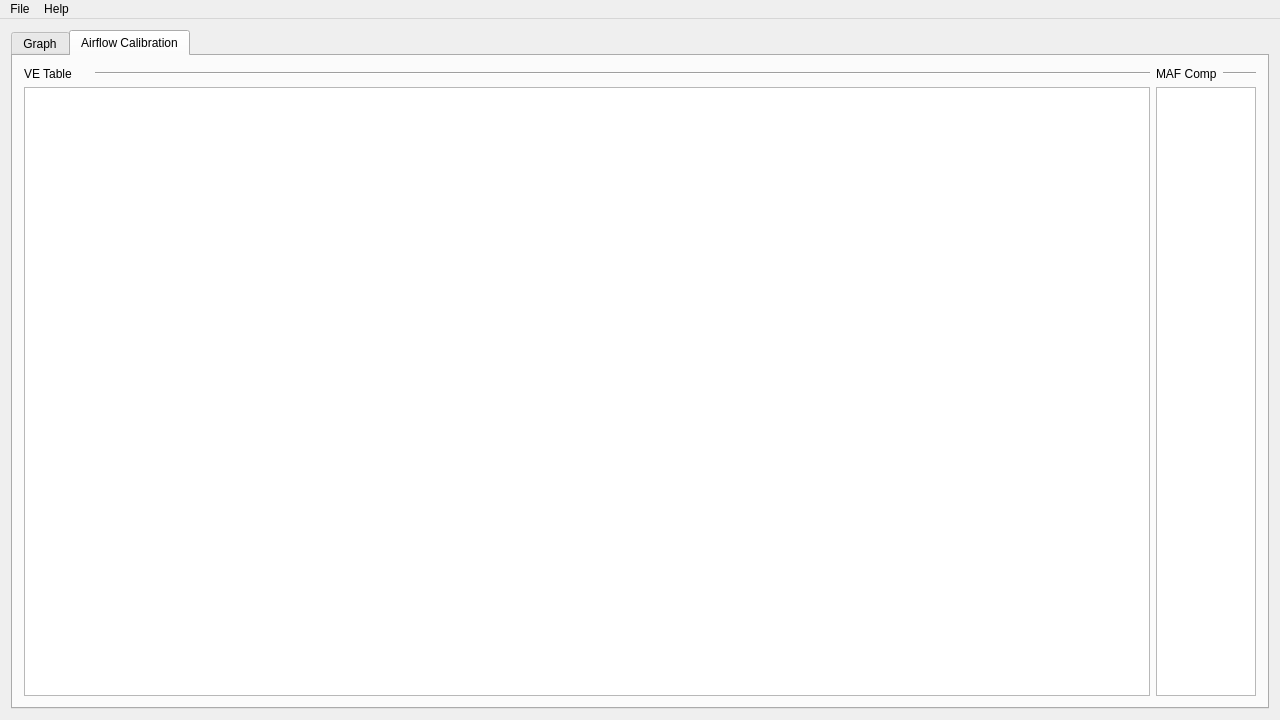
Old version of the form mainwindow.ui in the repository c2ypt1c/ecmapp.
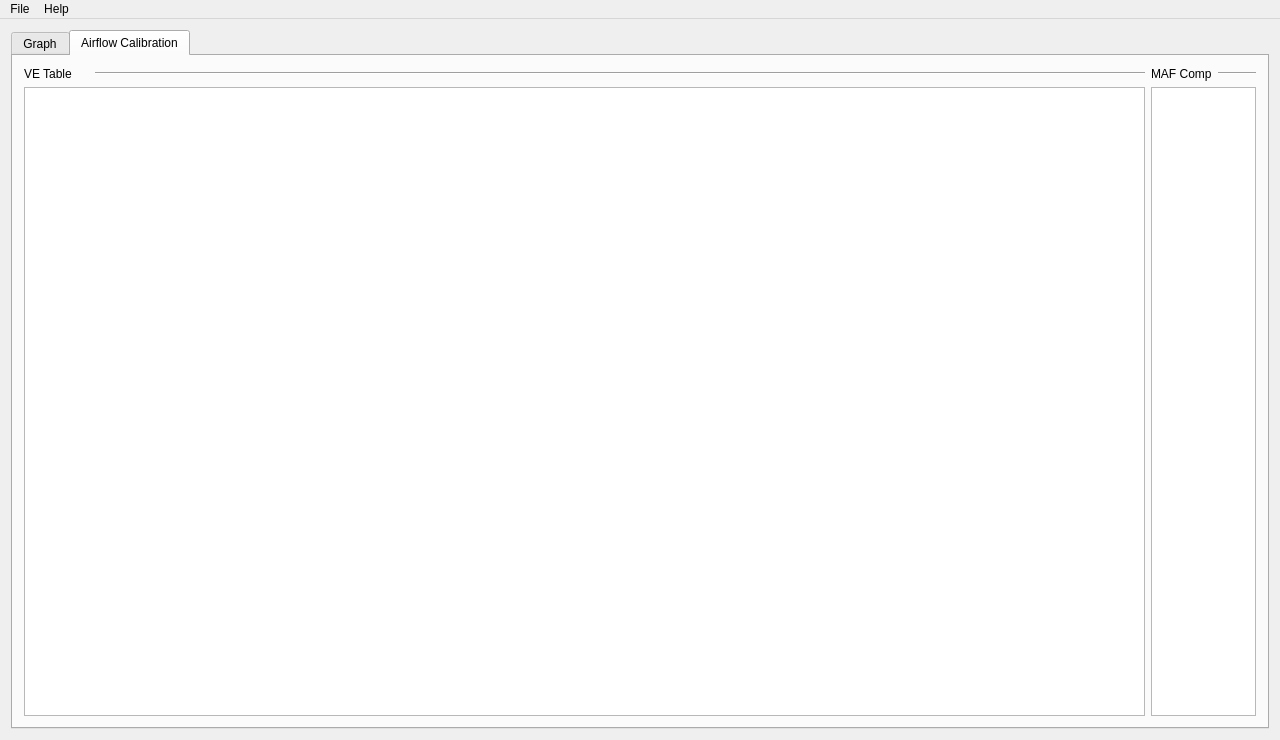
New version of the form. Custom widgets are drawn as their Qt base class.

Commit message: adjusted window/table size

Patch:
```diff
--- a/mainwindow.ui
+++ b/mainwindow.ui
@@ -7,7 +7,7 @@
     <x>0</x>
     <y>0</y>
     <width>1280</width>
-    <height>720</height>
+    <height>740</height>
    </rect>
   </property>
   <property name="minimumSize">
@@ -154,7 +154,7 @@
                 </property>
                 <property name="maximumSize">
                  <size>
-                  <width>100</width>
+                  <width>105</width>
                   <height>16777215</height>
                  </size>
                 </property>
```
The commit also changes 1 other file.
